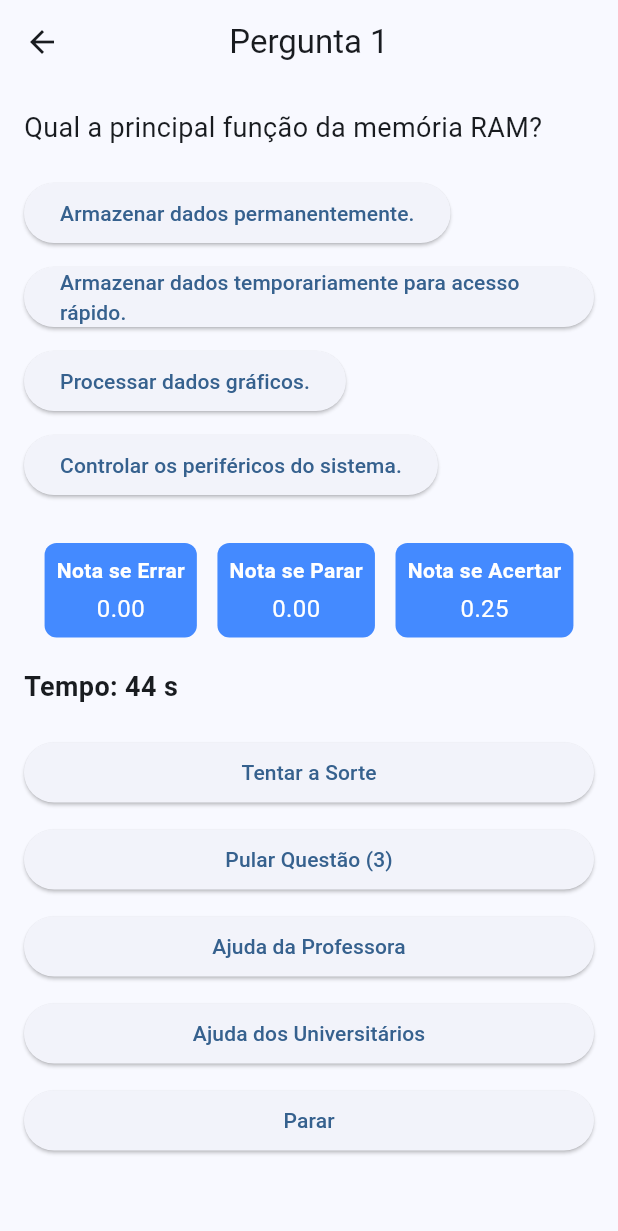
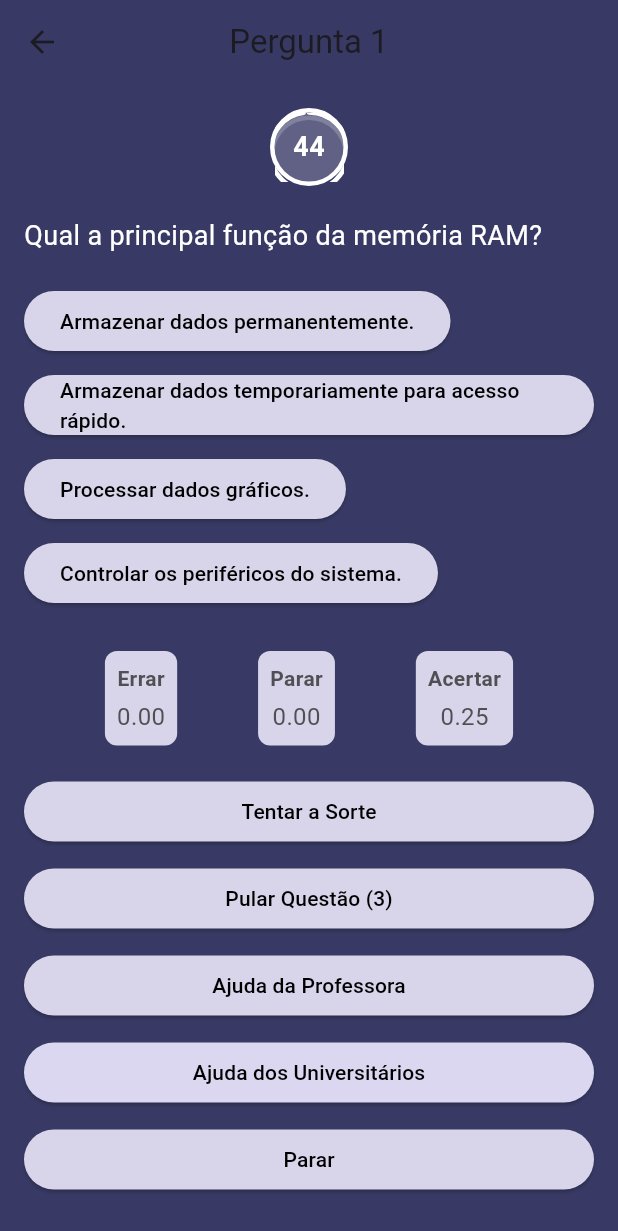
Before and after one commit to gabrielamds/AOCApp, a Flutter app: the screen it shows after launch, after a tap on "Iniciar Jogo", on a phone screen of 412 x 824 dp. Shown: the top 1231 px of the screen. Run offline on Flutter 3.47's test engine with Material 3 defaults, Android fonts, the phone set to English and light mode, and no system bars.

Commit message:
AOCApp_comcronometro

```diff
--- a/lib/main.dart
+++ b/lib/main.dart
@@ -15,7 +15,7 @@ class QuemQuerSerEngenheiro extends StatelessWidget {
     return MaterialApp(
       title: 'Quem Quer Ser um Engenheiro?',
       theme: ThemeData(
-        colorScheme: ColorScheme.fromSeed(seedColor: Colors.blue),
+        colorScheme: ColorScheme.fromSeed(seedColor: Color(0xFF383A65)),
         useMaterial3: true,
       ),
       home: const TelaInicial(),
@@ -30,15 +30,32 @@ class TelaInicial extends StatelessWidget {
   @override
   Widget build(BuildContext context) {
     return Scaffold(
-      body: Container(
+      body: Stack(
+        children: [
+          Container(
             width: double.infinity,
+            height: double.infinity,
             decoration: const BoxDecoration(
               gradient: LinearGradient(
-            colors: [Colors.blue, Colors.lightBlueAccent],
+                colors: [Color(0xFF383A65), Color.from(alpha: 1, red: 0.325, green: 0.337, blue: 0.522)],
                 begin: Alignment.topCenter,
                 end: Alignment.bottomCenter,
               ),
             ),
+          ),
+          Positioned(
+            top: -271,
+            left: -24,
+            child: Container(
+              width: 542,
+              height: 542,
+              decoration: BoxDecoration(
+                shape: BoxShape.circle,
+                color: Color(0xFF383A65).withOpacity(0.5),
+              ),
+            ),
+          ),
+          Center(
             child: Column(
               mainAxisAlignment: MainAxisAlignment.center,
               children: [
@@ -75,6 +92,8 @@ class TelaInicial extends StatelessWidget {
                 ),
               ],
             ),
+          ),
+        ],
       ),
     );
   }
@@ -653,7 +672,7 @@ void _mostrarTelaFinal(BuildContext context, String mensagem) {
           width: double.infinity,
           decoration: const BoxDecoration(
             gradient: LinearGradient(
-              colors: [Colors.blue, Colors.lightBlueAccent],
+              colors: [Color(0xFF383A65), Color(0xFF676BBD)],
               begin: Alignment.topCenter,
               end: Alignment.bottomCenter,
             ),
@@ -718,15 +737,73 @@ void _mostrarTelaFinal(BuildContext context, String mensagem) {
       appBar: AppBar(
         title: Text('Pergunta ${perguntaAtual + 1}'),
         centerTitle: true,
+        backgroundColor: Color(0xFF383A65),
       ),
-      body: Padding(
+      body: Container(
+        width: double.infinity,
+        height: double.infinity,
+        decoration: const BoxDecoration(
+          gradient: LinearGradient(
+            colors: [Color(0xFF383A65), Color(0xFF383A65)],
+            begin: Alignment.topCenter,
+            end: Alignment.bottomCenter,
+          ),
+        ),
+        child: Padding(
           padding: const EdgeInsets.all(16.0),
           child: Column(
             crossAxisAlignment: CrossAxisAlignment.start,
             children: [
+              // Exibe o cronômetro
+              Center(
+                child: Container(
+                  width: 52,
+                  height: 52,
+                  decoration: BoxDecoration(
+                    shape: BoxShape.circle,
+                    border: Border.all(color: Colors.white, width: 3),
+                    color: Colors.white.withOpacity(0.2),
+                  ),
+                  child: Stack(
+                    alignment: Alignment.center,
+                    children: [
+                      Text(
+                        '$segundosRestantes',
+                        style: const TextStyle(
+                          fontSize: 18,
+                          fontWeight: FontWeight.bold,
+                          color: Colors.white,
+                        ),
+                      ),
+                      Positioned(
+                        top: 2,
+                        child: Container(
+                          width: 52,
+                          height: 52,
+                          decoration: BoxDecoration(
+                            shape: BoxShape.circle,
+                            border: Border.all(color: Colors.white.withOpacity(0.2), width: 3),
+                          ),
+                        ),
+                      ),
+                      Positioned(
+                        top: 0,
+                        child: Container(
+                          width: 52,
+                          height: 52,
+                          child: CustomPaint(
+                            painter: TimerPainter(segundosRestantes: segundosRestantes),
+                          ),
+                        ),
+                      ),
+                    ],
+                  ),
+                ),
+              ),
+              const SizedBox(height: 20),
               Text(
                 pergunta['texto'],
-              style: const TextStyle(fontSize: 18),
+                style: const TextStyle(fontSize: 18, color: Colors.white),
               ),
               const SizedBox(height: 20),
               // Exibe as alternativas
@@ -735,6 +812,10 @@ void _mostrarTelaFinal(BuildContext context, String mensagem) {
                   padding: const EdgeInsets.only(bottom: 8.0),
                   child: ElevatedButton(
                     onPressed: alternativasInativas[index] ? null : () => _responder(index),
+                    style: ElevatedButton.styleFrom(
+                      backgroundColor: Color(0xFFD8D5EA),
+                      foregroundColor: Colors.black,
+                    ),
                     child: Text(pergunta['alternativas'][index]),
                   ),
                 );
@@ -744,16 +825,10 @@ void _mostrarTelaFinal(BuildContext context, String mensagem) {
               Row(
                 mainAxisAlignment: MainAxisAlignment.spaceEvenly,
                 children: [
-                _buildNotaIndicator('Nota se Errar', notaSeErrar),
-                _buildNotaIndicator('Nota se Parar', notaSeParar),
-                _buildNotaIndicator('Nota se Acertar', notaSeAcertar),
+                  _buildNotaIndicator('Errar', notaSeErrar),
+                  _buildNotaIndicator('Parar', notaSeParar),
+                  _buildNotaIndicator('Acertar', notaSeAcertar),
                 ],
-            ),
-            const SizedBox(height: 20),
-            // Exibe o cronômetro
-            Text(
-              'Tempo: $segundosRestantes s',
-              style: const TextStyle(fontSize: 18, fontWeight: FontWeight.bold),
               ),
               const SizedBox(height: 20),
               // Exibe os botões abaixo das alternativas
@@ -764,26 +839,46 @@ void _mostrarTelaFinal(BuildContext context, String mensagem) {
                     children: [
                       ElevatedButton(
                         onPressed: tentarSorteDisponivel ? _usarCarta : null,
+                        style: ElevatedButton.styleFrom(
+                          backgroundColor: Color(0xFFD8D5EA),
+                          foregroundColor: Colors.black,
+                        ),
                         child: const Text('Tentar a Sorte'),
                       ),
                       const SizedBox(height: 10),
                       ElevatedButton(
                         onPressed: pulosRestantes > 0 ? _pularQuestao : null,
+                        style: ElevatedButton.styleFrom(
+                          backgroundColor: Color(0xFFD8D5EA),
+                          foregroundColor: Colors.black,
+                        ),
                         child: Text('Pular Questão (${pulosRestantes})'),
                       ),
                       const SizedBox(height: 10),
                       ElevatedButton(
                         onPressed: ajudaProfessoraDisponivel ? _ajudaProfessora : null,
+                        style: ElevatedButton.styleFrom(
+                          backgroundColor: Color(0xFFD8D5EA),
+                          foregroundColor: Colors.black,
+                        ),
                         child: const Text('Ajuda da Professora'),
                       ),
                       const SizedBox(height: 10),
                       ElevatedButton(
                         onPressed: ajudaUniversitariosDisponivel ? _ajudaUniversitarios : null,
+                        style: ElevatedButton.styleFrom(
+                          backgroundColor: Color(0xFFDBD7F1),
+                          foregroundColor: Colors.black,
+                        ),
                         child: const Text('Ajuda dos Universitários'),
                       ),
                       const SizedBox(height: 10),
                       ElevatedButton(
                         onPressed: _parar,
+                        style: ElevatedButton.styleFrom(
+                          backgroundColor: Color(0xFFD8D5EA),
+                          foregroundColor: Colors.black,
+                        ),
                         child: const Text('Parar'),
                       ),
                     ],
@@ -793,6 +888,7 @@ void _mostrarTelaFinal(BuildContext context, String mensagem) {
             ],
           ),
         ),
+      ),
     );
   }
 
@@ -800,7 +896,7 @@ void _mostrarTelaFinal(BuildContext context, String mensagem) {
     return Container(
       padding: const EdgeInsets.all(8.0),
       decoration: BoxDecoration(
-        color: Colors.blueAccent,
+        color: Color(0xFFD8D5EA),
         borderRadius: BorderRadius.circular(8.0),
       ),
       child: Column(
@@ -808,7 +904,7 @@ void _mostrarTelaFinal(BuildContext context, String mensagem) {
           Text(
             label,
             style: const TextStyle(
-              color: Colors.white,
+              color: Color(0xFF505054),
               fontWeight: FontWeight.bold,
             ),
           ),
@@ -816,7 +912,7 @@ void _mostrarTelaFinal(BuildContext context, String mensagem) {
           Text(
             nota.toStringAsFixed(2),
             style: const TextStyle(
-              color: Colors.white,
+              color: Color(0xFF505054),
               fontSize: 16,
             ),
           ),
@@ -825,3 +921,35 @@ void _mostrarTelaFinal(BuildContext context, String mensagem) {
     );
   }
 }
+
+class TimerPainter extends CustomPainter {
+  final int segundosRestantes;
+
+  TimerPainter({required this.segundosRestantes});
+
+  @override
+  void paint(Canvas canvas, Size size) {
+    final paint = Paint()
+      ..color = Colors.white
+      ..strokeWidth = 3
+      ..style = PaintingStyle.stroke
+      ..strokeCap = StrokeCap.round;
+
+    final center = Offset(size.width / 2, size.height / 2);
+    final radius = size.width / 2;
+    final angle = 2 * pi * (segundosRestantes / 45);
+
+    canvas.drawArc(
+      Rect.fromCircle(center: center, radius: radius),
+      -pi / 2,
+      angle,
+      false,
+      paint,
+    );
+  }
+
+  @override
+  bool shouldRepaint(covariant CustomPainter oldDelegate) {
+    return true;
+  }
+}
```
Lines whose indentation alone changed are shown as unchanged.
